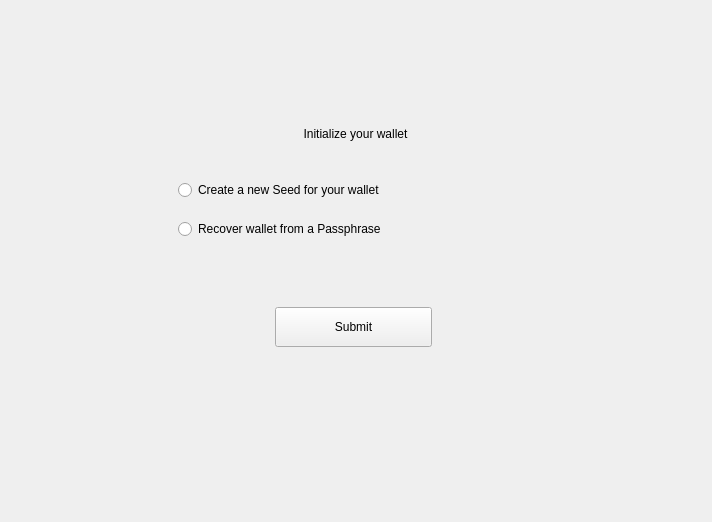
First picture: the form in windows/c_newwallet.ui, repository 0xkobe/mwc-wallet, before the edit.
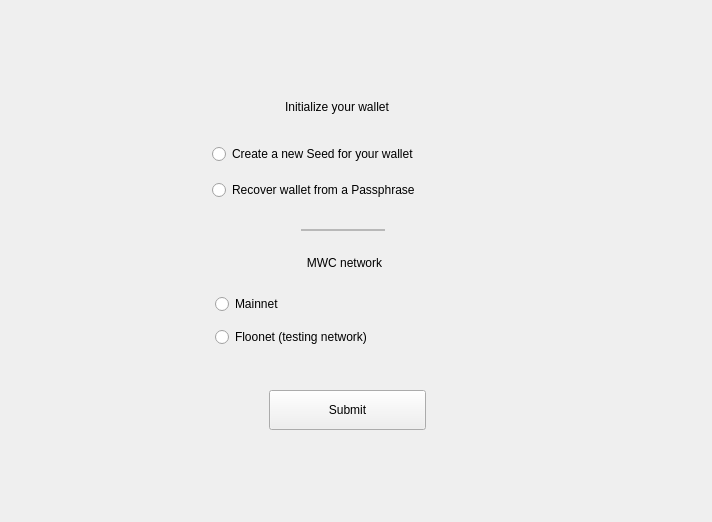
Second picture: the form after the edit. Custom widgets are drawn as their Qt base class.

Commit message: network switch (mainnet/floonet)

```diff
--- a/windows/c_newwallet.ui
+++ b/windows/c_newwallet.ui
@@ -16,7 +16,10 @@
   <property name="windowTitle">
    <string>Form</string>
   </property>
-  <layout class="QVBoxLayout" name="verticalLayout" stretch="2,0,3">
+  <layout class="QVBoxLayout" name="verticalLayout" stretch="1,0,1">
+   <property name="spacing">
+    <number>0</number>
+   </property>
    <item>
     <spacer name="verticalSpacer_2">
      <property name="orientation">
@@ -31,7 +34,10 @@
     </spacer>
    </item>
    <item>
-    <layout class="QHBoxLayout" name="horizontalLayout" stretch="1,0,1">
+    <layout class="QHBoxLayout" name="horizontalLayout_2">
+     <property name="spacing">
+      <number>0</number>
+     </property>
      <item>
       <spacer name="horizontalSpacer">
        <property name="orientation">
@@ -46,30 +52,207 @@
       </spacer>
      </item>
      <item>
-      <widget class="QFrame" name="frame">
+      <widget class="QWidget" name="widget" native="true">
        <property name="minimumSize">
         <size>
-         <width>362</width>
-         <height>235</height>
+         <width>300</width>
+         <height>342</height>
         </size>
        </property>
        <property name="maximumSize">
         <size>
-         <width>362</width>
-         <height>23500</height>
+         <width>300</width>
+         <height>342</height>
         </size>
        </property>
-       <property name="frameShape">
-        <enum>QFrame::NoFrame</enum>
-       </property>
-       <property name="frameShadow">
-        <enum>QFrame::Raised</enum>
-       </property>
+       <widget class="control::MwcLabelLarge" name="label_2">
+        <property name="geometry">
+         <rect>
+          <x>3</x>
+          <y>3</y>
+          <width>256</width>
+          <height>28</height>
+         </rect>
+        </property>
+        <property name="text">
+         <string>Initialize your wallet</string>
+        </property>
+        <property name="alignment">
+         <set>Qt::AlignCenter</set>
+        </property>
+       </widget>
+       <widget class="QRadioButton" name="radioCreateNew">
+        <property name="geometry">
+         <rect>
+          <x>6</x>
+          <y>54</y>
+          <width>295</width>
+          <height>20</height>
+         </rect>
+        </property>
+        <property name="cursor">
+         <cursorShape>PointingHandCursor</cursorShape>
+        </property>
+        <property name="focusPolicy">
+         <enum>Qt::StrongFocus</enum>
+        </property>
+        <property name="text">
+         <string>Create a new Seed for your wallet</string>
+        </property>
+        <attribute name="buttonGroup">
+         <string notr="true">buttonGroup_2</string>
+        </attribute>
+       </widget>
+       <widget class="QRadioButton" name="radioHaveSeed">
+        <property name="geometry">
+         <rect>
+          <x>6</x>
+          <y>90</y>
+          <width>292</width>
+          <height>20</height>
+         </rect>
+        </property>
+        <property name="cursor">
+         <cursorShape>PointingHandCursor</cursorShape>
+        </property>
+        <property name="focusPolicy">
+         <enum>Qt::StrongFocus</enum>
+        </property>
+        <property name="text">
+         <string>Recover wallet from a Passphrase</string>
+        </property>
+        <attribute name="buttonGroup">
+         <string notr="true">buttonGroup_2</string>
+        </attribute>
+       </widget>
+       <widget class="QWidget" name="layoutWidget">
+        <property name="geometry">
+         <rect>
+          <x>12</x>
+          <y>129</y>
+          <width>250</width>
+          <height>22</height>
+         </rect>
+        </property>
+        <layout class="QHBoxLayout" name="horizontalLayout" stretch="1,1,1">
+         <property name="spacing">
+          <number>0</number>
+         </property>
+         <item>
+          <spacer name="horizontalSpacer_4">
+           <property name="orientation">
+            <enum>Qt::Horizontal</enum>
+           </property>
+           <property name="sizeHint" stdset="0">
+            <size>
+             <width>40</width>
+             <height>20</height>
+            </size>
+           </property>
+          </spacer>
+         </item>
+         <item>
+          <widget class="control::MwcLine" name="frame_4">
+           <property name="minimumSize">
+            <size>
+             <width>0</width>
+             <height>0</height>
+            </size>
+           </property>
+           <property name="maximumSize">
+            <size>
+             <width>16777215</width>
+             <height>2</height>
+            </size>
+           </property>
+           <property name="frameShape">
+            <enum>QFrame::StyledPanel</enum>
+           </property>
+           <property name="frameShadow">
+            <enum>QFrame::Raised</enum>
+           </property>
+          </widget>
+         </item>
+         <item>
+          <spacer name="horizontalSpacer_3">
+           <property name="orientation">
+            <enum>Qt::Horizontal</enum>
+           </property>
+           <property name="sizeHint" stdset="0">
+            <size>
+             <width>40</width>
+             <height>20</height>
+            </size>
+           </property>
+          </spacer>
+         </item>
+        </layout>
+       </widget>
+       <widget class="control::MwcLabelLarge" name="label_3">
+        <property name="geometry">
+         <rect>
+          <x>9</x>
+          <y>159</y>
+          <width>259</width>
+          <height>28</height>
+         </rect>
+        </property>
+        <property name="text">
+         <string>MWC network</string>
+        </property>
+        <property name="alignment">
+         <set>Qt::AlignCenter</set>
+        </property>
+       </widget>
+       <widget class="QRadioButton" name="radioMainNet">
+        <property name="geometry">
+         <rect>
+          <x>9</x>
+          <y>204</y>
+          <width>283</width>
+          <height>20</height>
+         </rect>
+        </property>
+        <property name="cursor">
+         <cursorShape>PointingHandCursor</cursorShape>
+        </property>
+        <property name="focusPolicy">
+         <enum>Qt::StrongFocus</enum>
+        </property>
+        <property name="text">
+         <string>Mainnet </string>
+        </property>
+        <attribute name="buttonGroup">
+         <string notr="true">buttonGroup</string>
+        </attribute>
+       </widget>
+       <widget class="QRadioButton" name="radioFloonet">
+        <property name="geometry">
+         <rect>
+          <x>9</x>
+          <y>237</y>
+          <width>286</width>
+          <height>20</height>
+         </rect>
+        </property>
+        <property name="cursor">
+         <cursorShape>PointingHandCursor</cursorShape>
+        </property>
+        <property name="focusPolicy">
+         <enum>Qt::StrongFocus</enum>
+        </property>
+        <property name="text">
+         <string>Floonet (testing network)</string>
+        </property>
+        <attribute name="buttonGroup">
+         <string notr="true">buttonGroup</string>
+        </attribute>
+       </widget>
        <widget class="control::MwcPushButtonNormal" name="submitButton">
         <property name="geometry">
          <rect>
-          <x>100</x>
-          <y>190</y>
+          <x>63</x>
+          <y>300</y>
           <width>157</width>
           <height>40</height>
          </rect>
@@ -87,60 +270,6 @@
          <bool>false</bool>
         </property>
        </widget>
-       <widget class="control::MwcLabelLarge" name="label_2">
-        <property name="geometry">
-         <rect>
-          <x>0</x>
-          <y>3</y>
-          <width>361</width>
-          <height>28</height>
-         </rect>
-        </property>
-        <property name="text">
-         <string>Initialize your wallet</string>
-        </property>
-        <property name="alignment">
-         <set>Qt::AlignCenter</set>
-        </property>
-       </widget>
-       <widget class="QRadioButton" name="radioHaveSeed">
-        <property name="geometry">
-         <rect>
-          <x>3</x>
-          <y>102</y>
-          <width>361</width>
-          <height>20</height>
-         </rect>
-        </property>
-        <property name="cursor">
-         <cursorShape>PointingHandCursor</cursorShape>
-        </property>
-        <property name="focusPolicy">
-         <enum>Qt::StrongFocus</enum>
-        </property>
-        <property name="text">
-         <string>Recover wallet from a Passphrase</string>
-        </property>
-       </widget>
-       <widget class="QRadioButton" name="radioCreateNew">
-        <property name="geometry">
-         <rect>
-          <x>3</x>
-          <y>63</y>
-          <width>361</width>
-          <height>20</height>
-         </rect>
-        </property>
-        <property name="cursor">
-         <cursorShape>PointingHandCursor</cursorShape>
-        </property>
-        <property name="focusPolicy">
-         <enum>Qt::StrongFocus</enum>
-        </property>
-        <property name="text">
-         <string>Create a new Seed for your wallet</string>
-        </property>
-       </widget>
       </widget>
      </item>
      <item>
@@ -174,16 +303,22 @@
   </layout>
  </widget>
  <customwidgets>
-  <customwidget>
-   <class>control::MwcLabelLarge</class>
-   <extends>QLabel</extends>
-   <header>control/MwcLabel.h</header>
-  </customwidget>
   <customwidget>
    <class>control::MwcPushButtonNormal</class>
    <extends>QPushButton</extends>
    <header>control/MwcPushButton.h</header>
   </customwidget>
+  <customwidget>
+   <class>control::MwcLabelLarge</class>
+   <extends>QLabel</extends>
+   <header>control/MwcLabel.h</header>
+  </customwidget>
+  <customwidget>
+   <class>control::MwcLine</class>
+   <extends>QFrame</extends>
+   <header>control/MwcFrameWithBorder.h</header>
+   <container>1</container>
+  </customwidget>
  </customwidgets>
  <resources/>
  <connections/>
```
Left out of the diff: 4 changed lines with no effect on the pictures. The commit also changes 21 other files.
